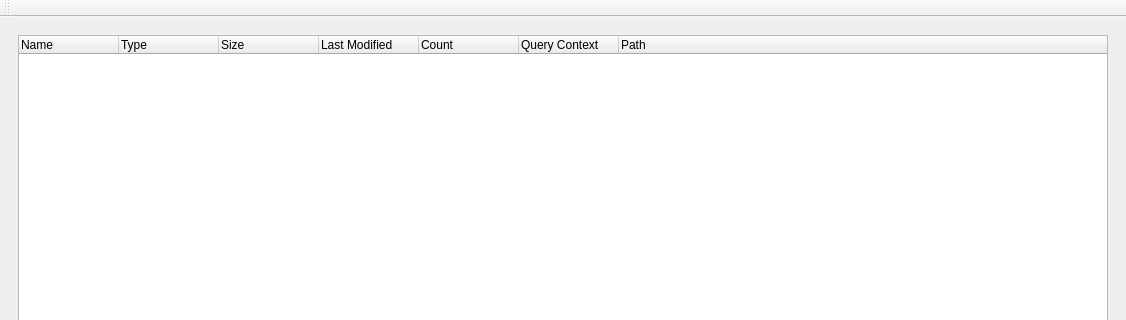
This is mainwindow.ui in brianalexander/cpsc-362-cpp-qt-search as Qt 5 draws it before an edit; both pictures show x 0 to 1126 and y 0 to 320 of the 1126 by 879 pixel window. The edited form follows.
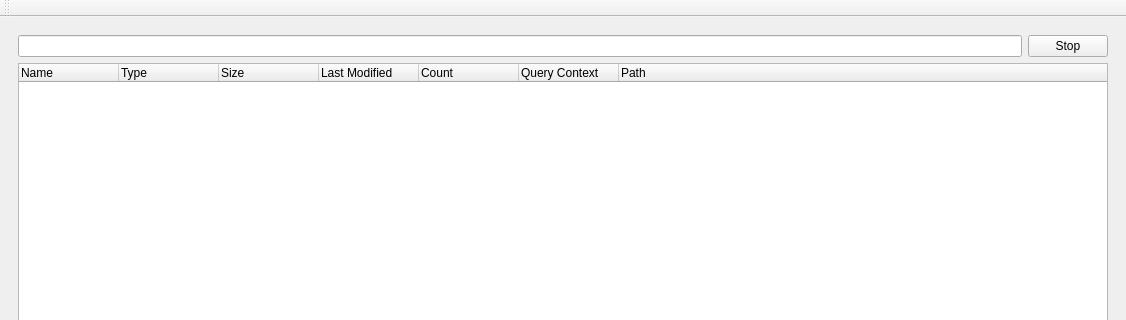
This is the edited form. The open tabs and pages were chosen to show the change.

Commit message: add next ui buttons

```diff
--- a/mainwindow.ui
+++ b/mainwindow.ui
@@ -86,6 +86,20 @@
       </widget>
       <widget class="QWidget" name="page_2">
        <layout class="QVBoxLayout" name="verticalLayout_4">
+        <item>
+         <layout class="QHBoxLayout" name="horizontalLayout_2">
+          <item>
+           <widget class="QLineEdit" name="lineEdit_2"/>
+          </item>
+          <item>
+           <widget class="QPushButton" name="pushButton_2">
+            <property name="text">
+             <string>Stop</string>
+            </property>
+           </widget>
+          </item>
+         </layout>
+        </item>
         <item>
          <widget class="QTreeWidget" name="treeWidget">
           <column>
```
The commit also changes 5 other files.
